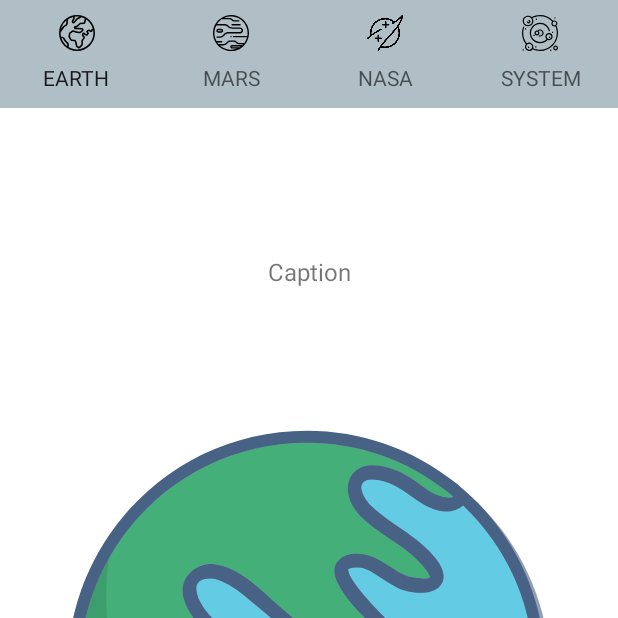
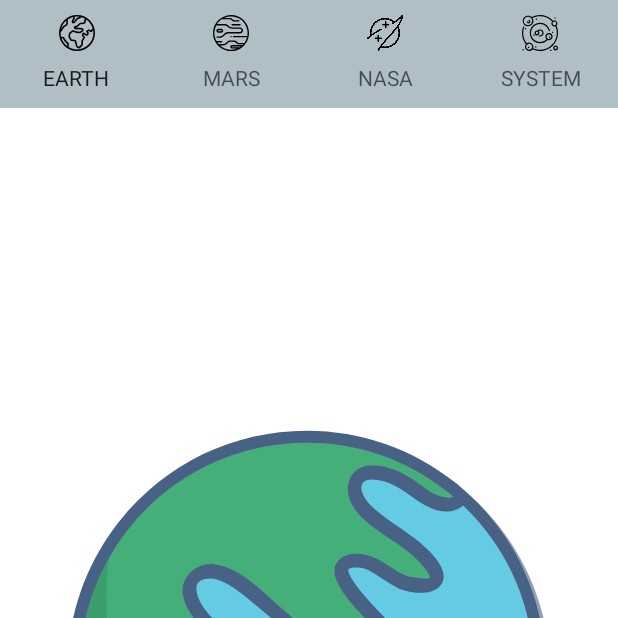
Before and after one commit to MariLeva/Material, an Android app: the EarthFragment screen opened directly, with no data from a screen before it, on a phone screen of 412 x 824 dp, the top half of it. Run offline under Robolectric (Android 15) with nearby library versions, the phone set to English and light mode, and no system bars; pictures from the network do not load; Roboto replaces fonts that are not available here.

Commit message:
Урок 5. Добавила анимацию на вывод заголовка для фото Земли.

```diff
--- a/app/build.gradle
+++ b/app/build.gradle
@@ -57,6 +57,8 @@ dependencies {
     implementation 'androidx.legacy:legacy-support-v4:1.0.0'
     implementation 'androidx.lifecycle:lifecycle-livedata-ktx:2.3.1'
     implementation 'androidx.lifecycle:lifecycle-viewmodel-ktx:2.3.1'
+    implementation 'androidx.navigation:navigation-fragment-ktx:2.3.5'
+    implementation 'androidx.navigation:navigation-ui-ktx:2.3.5'
     testImplementation 'junit:junit:4.13.2'
     androidTestImplementation 'androidx.test.ext:junit:1.1.3'
     androidTestImplementation 'androidx.test.espresso:espresso-core:3.4.0'
--- a/app/src/main/AndroidManifest.xml
+++ b/app/src/main/AndroidManifest.xml
@@ -1,7 +1,7 @@
 <?xml version="1.0" encoding="utf-8"?>
 <manifest xmlns:android="http://schemas.android.com/apk/res/android"
     xmlns:tools="http://schemas.android.com/tools"
-    package="ru.geekbrains.material">
+    package="ru.geekbrains.material" >
 
     <uses-permission android:name="android.permission.INTERNET" />
 
@@ -13,14 +13,14 @@
         android:label="@string/app_name"
         android:roundIcon="@mipmap/ic_launcher_round"
         android:supportsRtl="true"
-        tools:targetApi="31">
+        tools:targetApi="31" >
         <activity
             android:name=".navigation.ApiActivity"
             android:exported="true" />
         <activity
             android:name=".MainActivity"
             android:configChanges="uiMode"
-            android:exported="true">
+            android:exported="true" >
             <intent-filter>
                 <action android:name="android.intent.action.MAIN" />
                 <category android:name="android.intent.category.LAUNCHER" />
--- a/app/src/main/java/ru/geekbrains/material/view/BottomNavigationDrawerFragment.kt
+++ b/app/src/main/java/ru/geekbrains/material/view/BottomNavigationDrawerFragment.kt
@@ -1,9 +1,7 @@
 package ru.geekbrains.material.view
 
-import android.content.Context
 import android.content.Intent
 import android.os.Bundle
-import android.util.Log
 import android.view.*
 import com.google.android.material.bottomsheet.BottomSheetDialogFragment
 import ru.geekbrains.material.MainActivity
--- a/app/src/main/res/layout/fragment_earth.xml
+++ b/app/src/main/res/layout/fragment_earth.xml
@@ -1,6 +1,7 @@
 <?xml version="1.0" encoding="utf-8"?>
 <androidx.constraintlayout.widget.ConstraintLayout xmlns:android="http://schemas.android.com/apk/res/android"
     xmlns:app="http://schemas.android.com/apk/res-auto"
+    android:id="@+id/earth_layout"
     android:layout_width="match_parent"
     android:layout_height="match_parent"
     android:layout_margin="@dimen/margin_15dp">
@@ -23,6 +24,7 @@
         android:layout_height="wrap_content"
         android:text="Caption"
         android:gravity="center"
+        android:visibility="gone"
         app:layout_constraintWidth_percent="0.9"
         app:layout_constraintBottom_toBottomOf="parent"
         app:layout_constraintEnd_toEndOf="parent"
--- a/app/src/main/res/values/dimens.xml
+++ b/app/src/main/res/values/dimens.xml
@@ -11,4 +11,5 @@
     <dimen name="width_height_indicator">8dp</dimen>
     <dimen name="margin_image_view_indicator">7dp</dimen>
     <dimen name="margin_15dp">15dp</dimen>
+    <dimen name="fab_margin">16dp</dimen>
 </resources>
--- a/app/src/main/res/values/strings.xml
+++ b/app/src/main/res/values/strings.xml
@@ -42,4 +42,4 @@
         "increasing diversity in our future workforce.\n\n"
 
     </string>
-</resources>
+ </resources>
```
Also changed, not shown: app/src/main/java/ru/geekbrains/material/navigation/EarthFragment.kt (+6 -1 lines).
